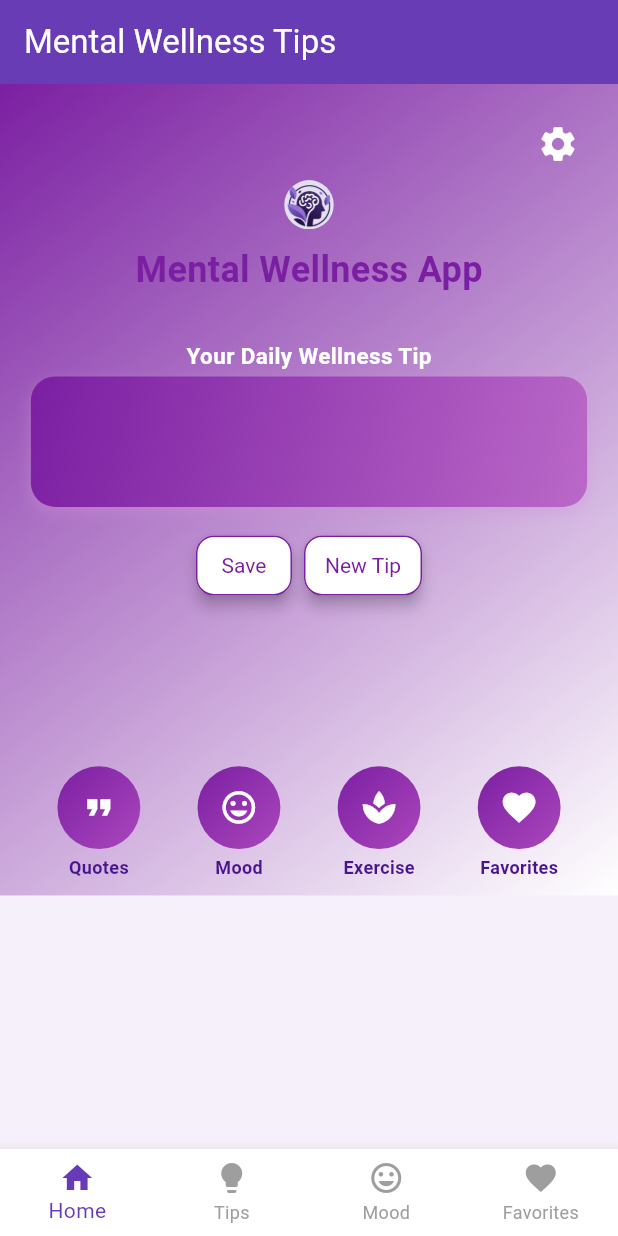
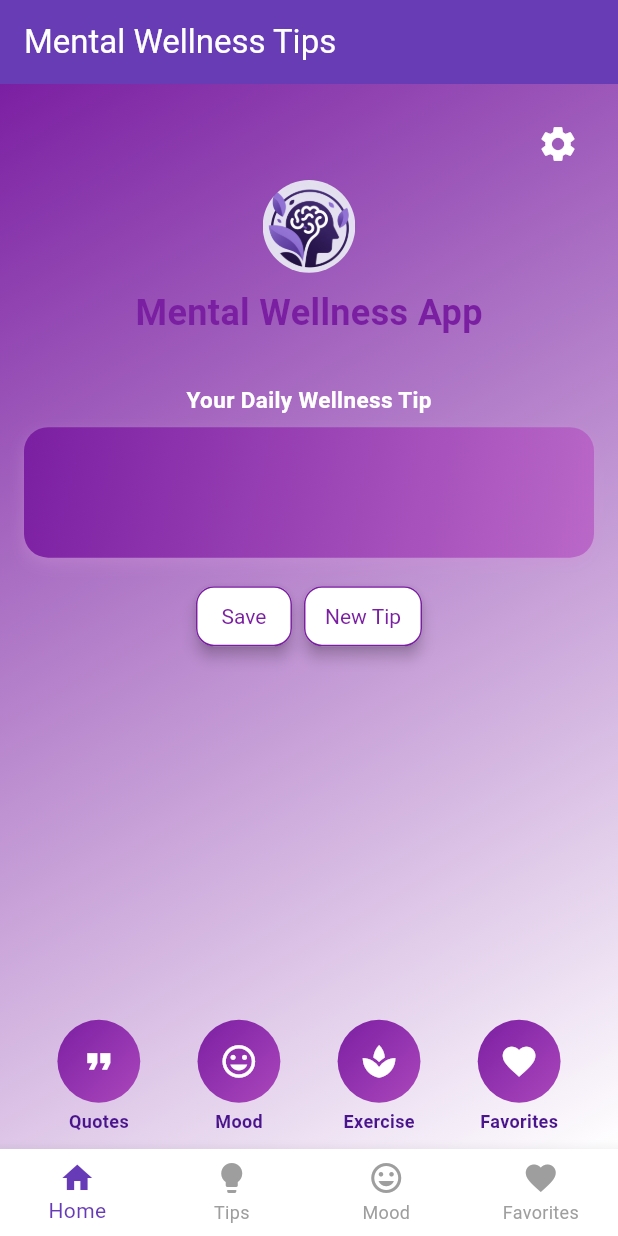
Before and after one commit to clent1-commits/wellness-app, a Flutter app: the screen it shows once a user with an empty profile is signed in, on a phone screen of 412 x 824 dp. Run offline on Flutter 3.47's test engine with Material 3 defaults, Android fonts, the phone set to English and light mode, and no system bars; our stand-ins replace cloud_firestore, firebase_auth, firebase_core, fl_chart, shared_preferences, table_calendar; accounts and stored records are empty.

Commit message:
Update HomeScreen to fill entire phone screen

```diff
--- a/lib/screens/home_screen.dart
+++ b/lib/screens/home_screen.dart
@@ -113,19 +113,19 @@ class _HomeScreenState extends State<HomeScreen> {
           ),
         ),
         child: SafeArea(
-          child: Stack(
+          child: Column(
             children: [
-              SingleChildScrollView(
-                padding: EdgeInsets.only(bottom: 140),
-                child: Padding(
+              // Expanded scrollable content
+              Expanded(
+                child: SingleChildScrollView(
                   padding: EdgeInsets.all(16),
                   child: Column(
                     children: [
                       Align(
                         alignment: Alignment.centerRight,
                         child: IconButton(
-                          icon: Icon(Icons.settings,
-                              color: Colors.white, size: 28),
+                          icon:
+                          Icon(Icons.settings, color: Colors.white, size: 28),
                           onPressed: () {
                             Navigator.push(
                               context,
@@ -139,8 +139,8 @@ class _HomeScreenState extends State<HomeScreen> {
                       ClipOval(
                         child: Image.asset(
                           "assets/images/logo.jpg",
-                          width: screenWidth * 0.08,
-                          height: screenWidth * 0.08,
+                          width: screenWidth * 0.15,
+                          height: screenWidth * 0.15,
                           fit: BoxFit.cover,
                         ),
                       ),
@@ -165,16 +165,13 @@ class _HomeScreenState extends State<HomeScreen> {
                           ),
                         ),
                       ),
-                      SizedBox(height: 3),
+                      SizedBox(height: 8),
                       Container(
-                        width: screenWidth * 0.90,
+                        width: double.infinity,
                         padding: EdgeInsets.all(16),
                         decoration: BoxDecoration(
                           gradient: LinearGradient(
-                            colors: [
-                              Colors.purple.shade700,
-                              Colors.purple.shade300,
-                            ],
+                            colors: [Colors.purple.shade700, Colors.purple.shade300],
                             begin: Alignment.topLeft,
                             end: Alignment.bottomRight,
                           ),
@@ -230,10 +227,9 @@ class _HomeScreenState extends State<HomeScreen> {
                   ),
                 ),
               ),
-              Positioned(
-                bottom: 10,
-                left: 0,
-                right: 0,
+              // Bottom navigation
+              Padding(
+                padding: const EdgeInsets.only(bottom: 10),
                 child: Row(
                   mainAxisAlignment: MainAxisAlignment.spaceEvenly,
                   children: [
```
